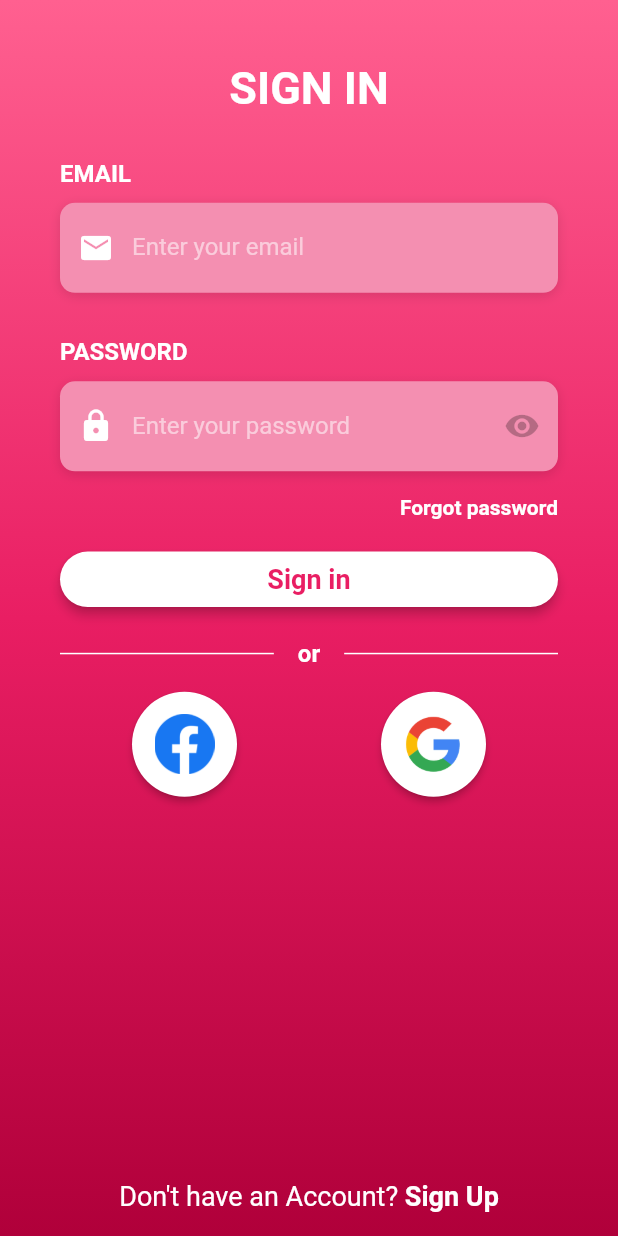
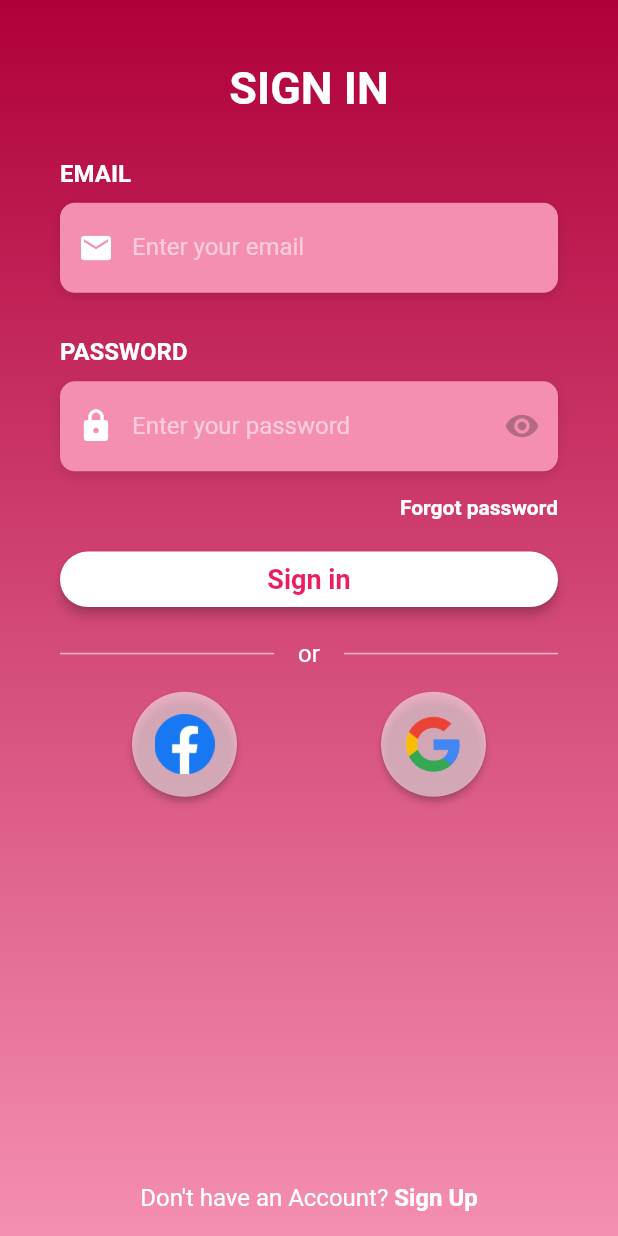
Before and after one commit to lucianoluzzi/couples_app, a Flutter app: the screen it shows after launch, on a phone screen of 412 x 824 dp. Run offline on Flutter 3.47's test engine with Material 2 defaults, Android fonts, the phone set to English and light mode, and no system bars; our stand-ins replace flutter_platform_widgets; Roboto replaces fonts that are missing (OpenSans).

Commit message:
Changing widgets to use the app themes

```diff
--- a/lib/screens/login.dart
+++ b/lib/screens/login.dart
@@ -20,9 +20,8 @@ class Login extends StatelessWidget {
                 begin: Alignment.topCenter,
                 end: Alignment.bottomCenter,
                 colors: [
-                  Theme.of(context).primaryColorLight,
-                  Theme.of(context).primaryColor,
                   Theme.of(context).primaryColorDark,
+                  Theme.of(context).backgroundColor,
                 ],
               ),
             ),
@@ -84,18 +83,18 @@ class Login extends StatelessWidget {
                             children: [
                               Expanded(
                                 child: Divider(
-                                  color: Colors.white,
+                                  color: Colors.white60,
                                   thickness: 1,
                                   endIndent: 16,
                                 ),
                               ),
                               Text(
                                 'or',
-                                style: kLabelStyle,
+                                style: Theme.of(context).textTheme.bodyText2,
                               ),
                               Expanded(
                                 child: Divider(
-                                  color: Colors.white,
+                                  color: Colors.white60,
                                   thickness: 1,
                                   indent: 16,
                                 ),
@@ -144,20 +143,16 @@ class Login extends StatelessWidget {
                         children: [
                           TextSpan(
                             text: 'Don\'t have an Account? ',
-                            style: TextStyle(
-                              color: Colors.white,
-                              fontSize: 18.0,
-                              fontWeight: FontWeight.w400,
-                            ),
+                            style: Theme.of(context).textTheme.bodyText2,
                           ),
                           TextSpan(
-                            text: 'Sign Up',
-                            style: TextStyle(
-                              color: Colors.white,
-                              fontSize: 18.0,
-                              fontWeight: FontWeight.bold,
-                            ),
-                          ),
+                              text: 'Sign Up',
+                              style: Theme.of(context)
+                                  .textTheme
+                                  .bodyText2
+                                  .copyWith(
+                                    fontWeight: FontWeight.bold,
+                                  )),
                         ],
                       ),
                     ),
--- a/lib/widgets/circular_button.dart
+++ b/lib/widgets/circular_button.dart
@@ -10,8 +10,7 @@ class CircularButton extends StatelessWidget {
   Widget build(BuildContext context) {
     return RawMaterialButton(
       onPressed: () {},
-      elevation: 2.0,
-      fillColor: Colors.white,
+      fillColor: Colors.white54,
       child: Image(
           image: logo,
           fit: BoxFit.scaleDown,
--- a/lib/widgets/material_theme.dart
+++ b/lib/widgets/material_theme.dart
@@ -33,6 +33,8 @@ class LightTheme {
     primaryColorLight: MaterialColor(0xFFFF6090, _primaryLightSwatch),
     primaryColorDark: MaterialColor(0xFFB0003A, _primaryDarkSwatch),
     accentColor: Colors.purple[500],
+    buttonColor: Colors.purple[500],
+    backgroundColor: Colors.pink[200],
     textTheme: TextTheme(
       bodyText1: TextStyle(
         fontSize: 16.0,
@@ -81,9 +83,11 @@ class DarkTheme {
   final darkTheme = ThemeData(
     brightness: Brightness.dark,
     primaryColor: Colors.pink[200],
-    primaryColorLight: MaterialColor(0xFFFFC1E3, _primaryDarkSwatch),
+    primaryColorLight: MaterialColor(0xFFFFC1E3, _primaryLightSwatch),
     primaryColorDark: MaterialColor(0xFFBF5F82, _primaryDarkSwatch),
     accentColor: Colors.purple[300],
+    buttonColor: Colors.purple[300],
+    backgroundColor: Colors.black45,
     textTheme: TextTheme(
       bodyText1: TextStyle(
         fontSize: 16.0,
@@ -91,7 +95,7 @@ class DarkTheme {
       ),
       bodyText2: TextStyle(
         fontSize: 16.0,
-        color: Colors.black87,
+        color: Colors.white60,
       ),
       headline1: TextStyle(
         fontSize: 24.0,
```
